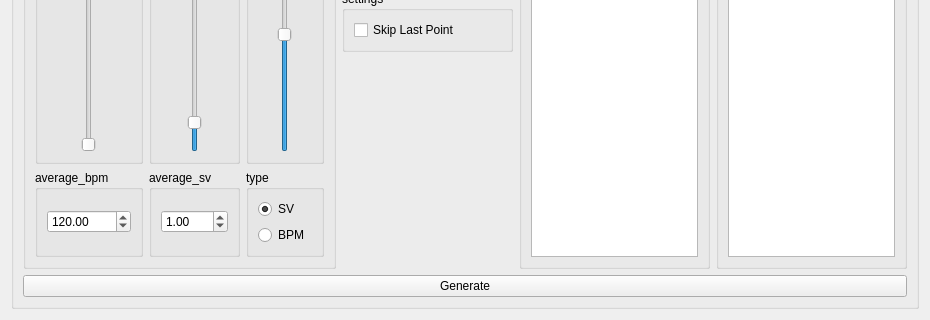
This is ui/stutter.ui in Eve-ning/reamber as Qt 5 draws it before an edit; both pictures show x 0 to 930 and y 202 to 522 of the 930 by 522 pixel window. The edited form follows.
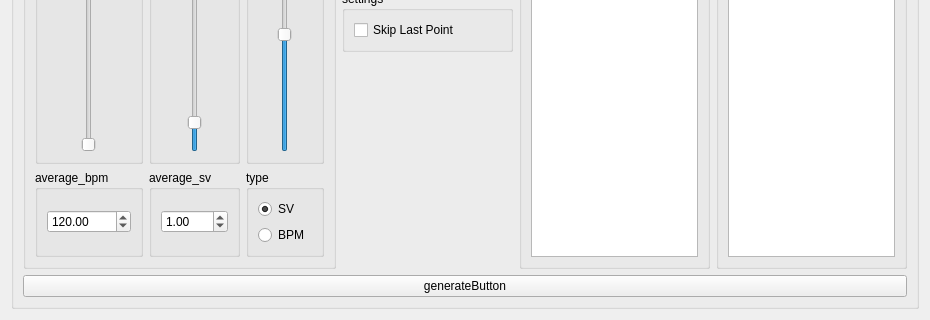
This is the edited form.

Commit message: Fix generateButton Case

The edit to the form file:
```diff
--- a/ui/stutter.ui
+++ b/ui/stutter.ui
@@ -38,7 +38,7 @@
       <item row="3" column="0" colspan="4">
        <widget class="QPushButton" name="generate">
         <property name="text">
-         <string>Generate</string>
+         <string>generateButton</string>
         </property>
        </widget>
       </item>
```
Left out of the diff: 2 changed lines with no effect on the pictures. The commit also changes 10 other files.
